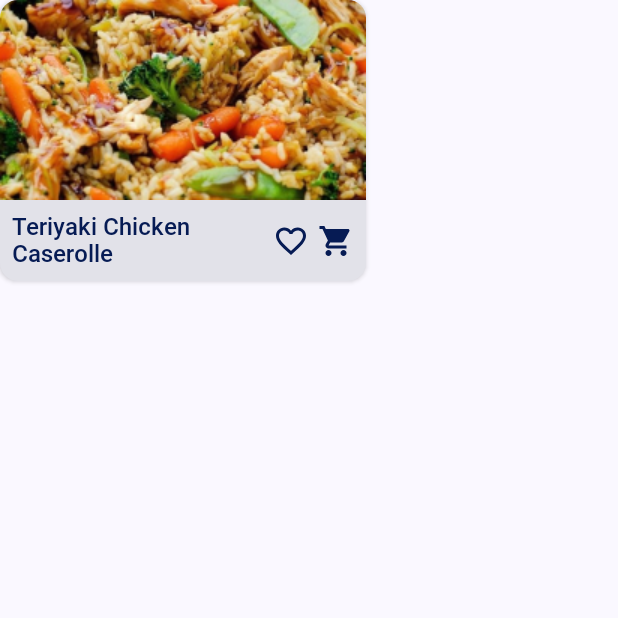
After one commit to mateuszejsmont/Recipy, an Android app built with Jetpack Compose: the composable DishElement shown on its own in the app's theme, on a phone screen of 412 x 824 dp, the top half of it. The commit adds this screen. Run offline under Robolectric (Android 15) with nearby library versions, the phone set to English and light mode, and no system bars.

Commit message:
Dish Element UI

```diff
--- /dev/null
+++ b/app/src/main/java/com/example/recipy/ui/shared/DishElement.kt
@@ -0,0 +1,90 @@
+package com.example.recipy.ui.shared
+
+import androidx.compose.foundation.Image
+import androidx.compose.foundation.clickable
+import androidx.compose.foundation.layout.Column
+import androidx.compose.foundation.layout.Row
+import androidx.compose.foundation.layout.Spacer
+import androidx.compose.foundation.layout.fillMaxWidth
+import androidx.compose.foundation.layout.height
+import androidx.compose.foundation.layout.padding
+import androidx.compose.foundation.layout.width
+import androidx.compose.material.icons.Icons
+import androidx.compose.material.icons.filled.FavoriteBorder
+import androidx.compose.material.icons.filled.ShoppingCart
+import androidx.compose.material3.Card
+import androidx.compose.material3.CardDefaults
+import androidx.compose.material3.Icon
+import androidx.compose.material3.Text
+import androidx.compose.runtime.Composable
+import androidx.compose.ui.Alignment
+import androidx.compose.ui.Modifier
+import androidx.compose.ui.layout.ContentScale
+import androidx.compose.ui.res.colorResource
+import androidx.compose.ui.res.painterResource
+import androidx.compose.ui.text.font.Font
+import androidx.compose.ui.text.font.FontFamily
+import androidx.compose.ui.tooling.preview.Preview
+import androidx.compose.ui.unit.dp
+import androidx.compose.ui.unit.sp
+import com.example.recipy.R
+import com.example.recipy.ui.theme.RecipyTheme
+
+@Composable
+fun DishElement(modifier: Modifier = Modifier){
+    Card(
+        modifier = modifier
+            .width(244.dp),
+        elevation = CardDefaults.cardElevation(defaultElevation = 2.dp)
+    ) {
+        Column {
+            Image(
+                painter = painterResource(id = R.drawable.dummy_dish),
+                contentDescription = null,
+                contentScale = ContentScale.Crop,
+                modifier = Modifier
+                    .fillMaxWidth()
+                    .height(133.dp)
+            )
+            Row (
+                modifier = Modifier
+                    .fillMaxWidth()
+                    .height(54.dp)
+                    .padding(horizontal = 8.dp, vertical = 6.dp),
+                verticalAlignment = Alignment.CenterVertically,
+            ) {
+                Text(
+                    modifier = Modifier.weight(1f),
+                    text = "Teriyaki Chicken Caserolle",
+                    fontFamily = FontFamily(Font(R.font.roboto_medium)),
+                    fontSize = 16.sp,
+                    lineHeight = 18.sp,
+                    letterSpacing = 0.sp,
+                    color = colorResource(id = R.color.dark_blue),
+                )
+                Spacer(modifier = Modifier.width(6.dp))
+                Icon(
+                    imageVector = Icons.Default.FavoriteBorder,
+                    contentDescription = null,
+                    tint = colorResource(id = R.color.dark_blue),
+                    modifier = Modifier.clickable { },
+                )
+                Spacer(modifier = Modifier.width(6.dp))
+                Icon(
+                    imageVector = Icons.Default.ShoppingCart,
+                    contentDescription = null,
+                    tint = colorResource(id = R.color.dark_blue),
+                    modifier = Modifier.clickable { },
+                )
+            }
+        }
+    }
+}
+
+@Preview
+@Composable
+fun DishElementPreview(){
+    RecipyTheme {
+        DishElement()
+    }
+}
--- a/app/src/main/res/values/colors.xml
+++ b/app/src/main/res/values/colors.xml
@@ -7,4 +7,5 @@
     <color name="teal_700">#FF018786</color>
     <color name="black">#FF000000</color>
     <color name="white">#FFFFFFFF</color>
+    <color name="dark_blue">#FF061B54</color>
 </resources>
```
Also changed, not shown: app/src/main/res/drawable/dummy_dish.png (added), app/src/main/res/font/roboto_medium.ttf (added), app/src/main/res/font/roboto_regular.ttf (added).
